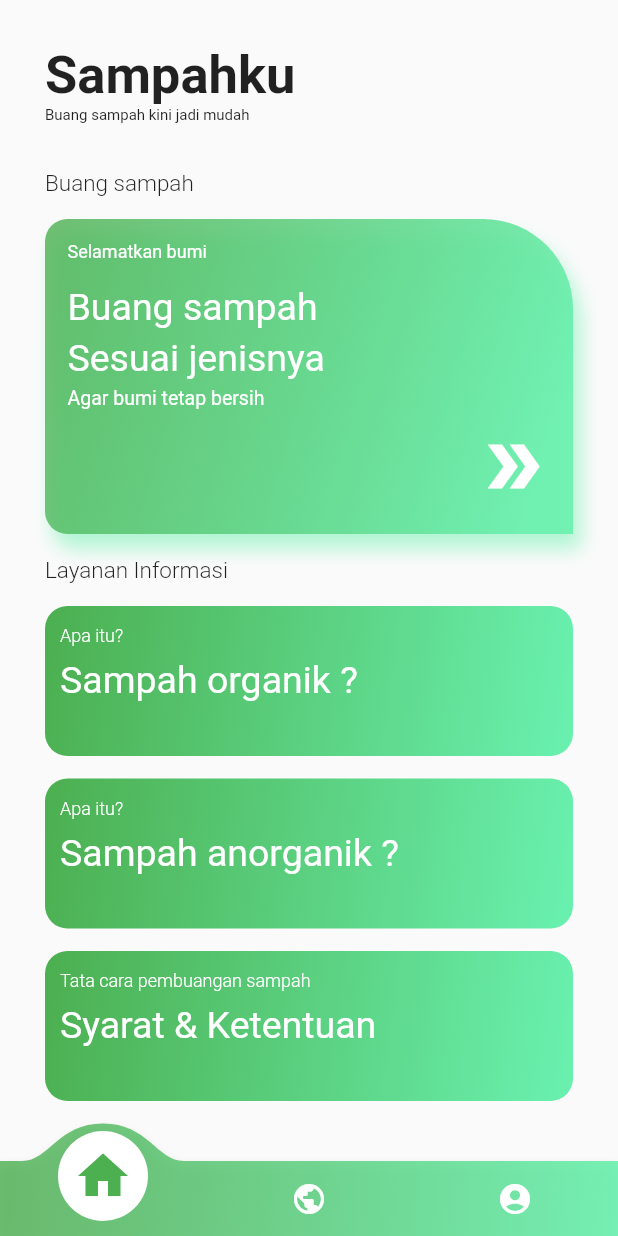
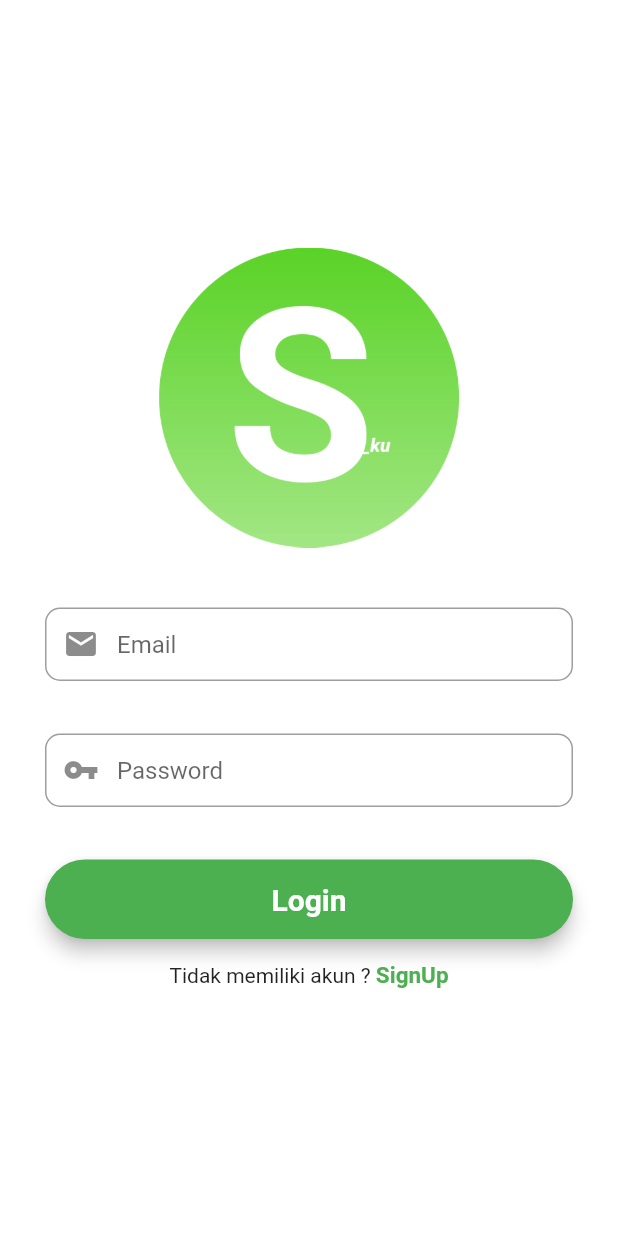
Before and after one commit to Habibakbar28/CapstoneCSD121, a Flutter app: the screen it shows after launch, after a tap on "Start", on a phone screen of 412 x 824 dp. Run offline on Flutter 3.47's test engine with Material 2 defaults, Android fonts, the phone set to English and light mode, and no system bars; drawn by our look-alikes of convex_bottom_bar; our stand-ins replace webview_flutter; network calls fail.

Commit message:
Menambahkan Tampilan fitur Login dan Perbaikan Tampilan
1. Memperbaiki tampilan first page
2. Memperbaiki tampilan webview
3. Memperbaiki tampilan homepage
4. Menambahkan asset logo aplikasi
5. Menambahkan login page
6. Menambahkan registration Page
7. Tampilan account page

```diff
--- a/sampahku/lib/ui/first_page.dart
+++ b/sampahku/lib/ui/first_page.dart
@@ -153,8 +153,8 @@ class FirstPage extends StatelessWidget {
                         borderRadius: BorderRadius.all(Radius.circular(15)),
                         gradient: LinearGradient(
                             colors: [
+                              Colors.greenAccent,
                               Colors.green,
-                              Colors.greenAccent,
                             ],
                             begin: Alignment.topLeft,
                             end: Alignment.centerRight
@@ -253,8 +253,8 @@ class FirstPage extends StatelessWidget {
                         borderRadius: BorderRadius.all(Radius.circular(15)),
                         gradient: LinearGradient(
                             colors: [
+                              Colors.greenAccent,
                               Colors.green,
-                              Colors.greenAccent,
                             ],
                             begin: Alignment.topLeft,
                             end: Alignment.centerRight
--- a/sampahku/lib/ui/home_page.dart
+++ b/sampahku/lib/ui/home_page.dart
@@ -26,7 +26,7 @@ class _HomePageState extends State<HomePage> {
     return Scaffold(
         body: pages[_bottomNavIndex],
         bottomNavigationBar: ConvexAppBar(
-            style: TabStyle.reactCircle,
+            style: TabStyle.textIn,
             gradient: LinearGradient(
               colors: [
                 Colors.green.withOpacity(0.8),
@@ -37,9 +37,9 @@ class _HomePageState extends State<HomePage> {
             ),
             backgroundColor: Colors.green,
             items: [
-              TabItem(icon: Icons.home,),
-              TabItem(icon: Icons.public_rounded),
-              TabItem(icon: Icons.account_circle),
+              TabItem(icon: Icons.home, title: 'Home'),
+              TabItem(icon: Icons.public_rounded, title: 'News'),
+              TabItem(icon: Icons.account_circle, title: 'Account'),
             ],
             initialActiveIndex: 0,
             color: Colors.white,//optional, default as 0
--- /dev/null
+++ b/sampahku/lib/ui/login_page.dart
@@ -0,0 +1,138 @@
+import 'package:flutter/cupertino.dart';
+import 'package:flutter/material.dart';
+import 'package:sampahku/ui/home_page.dart';
+import 'package:sampahku/ui/registration_page.dart';
+
+
+class LoginPage extends StatefulWidget {
+  @override
+  State<LoginPage> createState() => _LoginPageState();
+}
+
+class _LoginPageState extends State<LoginPage> {
+
+  // form key
+  final _formKey = GlobalKey<FormState>();
+
+  // editing controller
+  final TextEditingController emailController = new TextEditingController();
+  final TextEditingController passwordController = new TextEditingController();
+
+  @override
+  Widget build(BuildContext context) {
+
+    // email field
+    final emailField = TextFormField(
+      autofocus: false,
+      controller: emailController,
+      keyboardType: TextInputType.emailAddress,
+      // validator: () {},
+      onSaved: (value) {
+        emailController.text = value!;
+      },
+      textInputAction: TextInputAction.next,
+      decoration: InputDecoration(
+          prefixIcon: Icon(Icons.mail),
+          contentPadding: EdgeInsets.fromLTRB(20, 15, 20, 15),
+          hintText: "Email",
+          border: OutlineInputBorder(
+              borderRadius: BorderRadius.circular(10)
+          )
+      ),
+    );
+
+    // password field
+    final passwordField = TextFormField(
+      autofocus: false,
+      controller: passwordController,
+      obscureText: true,
+      // validator: () {},
+      onSaved: (value) {
+        passwordController.text = value!;
+      },
+      textInputAction: TextInputAction.done,
+      decoration: InputDecoration(
+          prefixIcon: Icon(Icons.vpn_key),
+          contentPadding: EdgeInsets.fromLTRB(20, 15, 20, 15),
+          hintText: "Password",
+          border: OutlineInputBorder(
+              borderRadius: BorderRadius.circular(10)
+          )
+      ),
+    );
+
+    // login Button
+    final loginButton = Material(
+      elevation: 5,
+      borderRadius: BorderRadius.circular(30),
+      color: Colors.green,
+      child: MaterialButton(
+        padding: EdgeInsets.fromLTRB(20, 15, 20, 15),
+        minWidth: MediaQuery.of(context).size.width,
+        onPressed: () {
+          Navigator.pushReplacement(context,
+              MaterialPageRoute(builder: (context) => HomePage()));
+        },
+        child: Text("Login", textAlign: TextAlign.center,
+          style: TextStyle(
+              fontSize: 20, color: Colors.white, fontWeight: FontWeight.bold
+          ),),
+      ),
+    );
+
+    return Scaffold(
+      backgroundColor: Colors.white,
+      body: Center (
+        child: SingleChildScrollView(
+          child: Container(
+            color: Colors.white,
+            child: Padding(
+              padding: const EdgeInsets.all(30),
+              child: Form(
+                key: _formKey,
+                child: Column(
+                  mainAxisAlignment: MainAxisAlignment.center,
+                  crossAxisAlignment: CrossAxisAlignment.center,
+                  children: [
+                    SizedBox(
+                      height: 200,
+                      child: Image.asset('assets/images/sampahku.png',
+                        fit: BoxFit.contain,),
+                    ),
+                    SizedBox(height: 40,),
+                    emailField,
+                    SizedBox(height: 35,),
+                    passwordField,
+                    SizedBox(height: 35,),
+                    loginButton,
+                    SizedBox(height: 15,),
+                    Row(
+                      mainAxisAlignment: MainAxisAlignment.center,
+                      children: [
+                        Text('Tidak memiliki akun ? '),
+                        GestureDetector(
+                          onTap: () {
+                            Navigator.push(context,
+                                MaterialPageRoute(builder: (context) => const RegistrationPage()));
+                          },
+                          child: Text(
+                            'SignUp',
+                            style: TextStyle(
+                                color: Colors.green,
+                                fontWeight: FontWeight.w600,
+                                fontSize: 15
+                            ),
+                          ),
+                        )
+                      ],
+                    )
+                  ],
+                ),
+              ),
+            ),
+          ),
+        ),
+      ),
+    );
+  }
+}
--- a/sampahku/lib/ui/starter_page.dart
+++ b/sampahku/lib/ui/starter_page.dart
@@ -1,5 +1,5 @@
 import 'package:flutter/material.dart';
-import 'package:sampahku/ui/home_page.dart';
+import 'package:sampahku/ui/login_page.dart';
 
 class StarterPage extends StatelessWidget {
   static const routeName = '/starter_page';
@@ -47,9 +47,9 @@ class StarterPage extends StatelessWidget {
                   child: MaterialButton(
                     minWidth: double.infinity,
                     onPressed: () {
-                      Navigator.push(
+                      Navigator.pushReplacement(
                         context,
-                        MaterialPageRoute(builder: (context) => HomePage()),
+                        MaterialPageRoute(builder: (context) => LoginPage()),
                       );
                     },
                     child: Text("Start", style: TextStyle(color: Colors.white),),
```
Also changed, not shown: sampahku/lib/ui/account_page.dart (+57 -2 lines), sampahku/lib/ui/detail_webview_page.dart (+12 -1 lines), sampahku/lib/ui/registration_page.dart (added, +197 -0 lines), sampahku/assets/images/sampahku.png (added).
